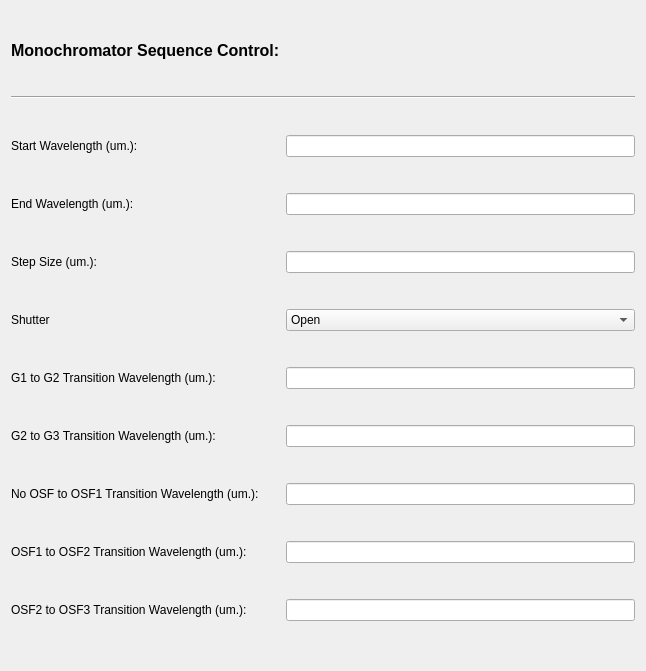
Qt form spherexlabtools/calibration/spectral/pylabgui/QTDesigner/cs260AutoDialog.ui (samcondon4/SPHEREx-lab-tools) before a commit.
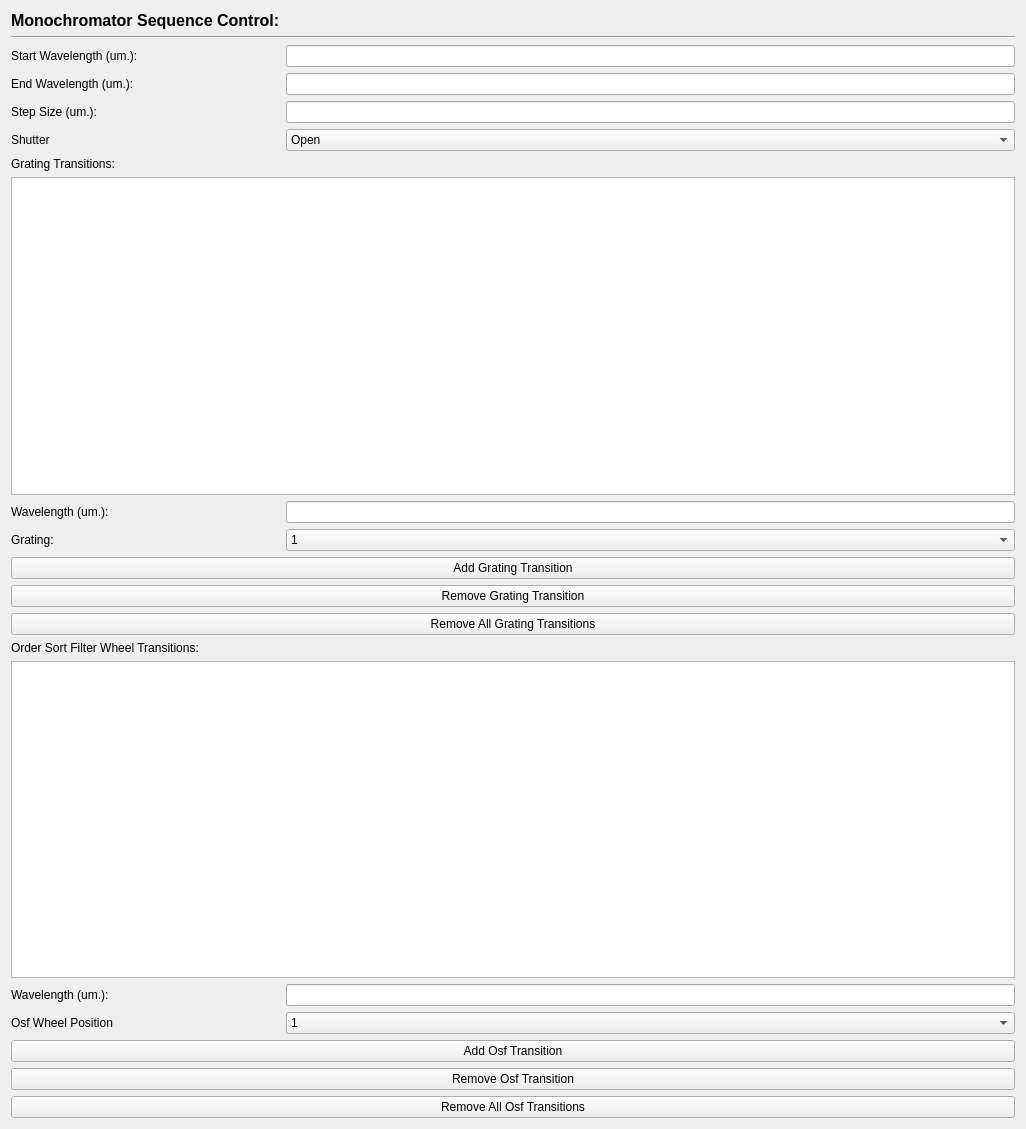
The same form after that commit.

Commit message: Updated cs260 auto dialog to use osf and grating transition interfaces similar to the lockin and ndf transition interfaces.

The edit to the form file:
```diff
--- a/spherexlabtools/calibration/spectral/pylabgui/QTDesigner/cs260AutoDialog.ui
+++ b/spherexlabtools/calibration/spectral/pylabgui/QTDesigner/cs260AutoDialog.ui
@@ -6,37 +6,61 @@
    <rect>
     <x>0</x>
     <y>0</y>
-    <width>646</width>
-    <height>671</height>
+    <width>1026</width>
+    <height>1129</height>
    </rect>
   </property>
   <property name="windowTitle">
    <string>Monochromator</string>
   </property>
   <layout class="QGridLayout" name="main_layout">
+   <item row="9" column="0">
+    <widget class="QLabel" name="label_2">
+     <property name="text">
+      <string>Grating:</string>
+     </property>
+    </widget>
+   </item>
+   <item row="2" column="1">
+    <widget class="QLineEdit" name="lineedit_list_SavedSequences_passive_Cs260StartWavelength"/>
+   </item>
+   <item row="5" column="0">
+    <widget class="QLabel" name="sequence_monochromator_shutter_label">
+     <property name="text">
+      <string>Shutter</string>
+     </property>
+    </widget>
+   </item>
+   <item row="4" column="0">
+    <widget class="QLabel" name="sequence_monochromator_stepsize_label">
+     <property name="sizePolicy">
+      <sizepolicy hsizetype="Preferred" vsizetype="Maximum">
+       <horstretch>0</horstretch>
+       <verstretch>0</verstretch>
+      </sizepolicy>
+     </property>
+     <property name="text">
+      <string>Step Size (um.): </string>
+     </property>
+    </widget>
+   </item>
    <item row="9" column="1">
-    <widget class="QLineEdit" name="lineedit_list_SavedSequences_passive_Cs260Osf1ToOsf2TransitionWavelength"/>
-   </item>
-   <item row="7" column="1">
-    <widget class="QLineEdit" name="lineedit_list_SavedSequences_passive_Cs260G2ToG3TransitionWavelength"/>
-   </item>
-   <item row="10" column="1">
-    <widget class="QLineEdit" name="lineedit_list_SavedSequences_passive_Cs260Osf2ToOsf3TransitionWavelength"/>
-   </item>
-   <item row="8" column="1">
-    <widget class="QLineEdit" name="lineedit_list_SavedSequences_passive_Cs260NoOsfToOsf1TransitionWavelength"/>
-   </item>
-   <item row="2" column="0">
-    <widget class="QLabel" name="sequence_monochromator_startwave_label">
-     <property name="sizePolicy">
-      <sizepolicy hsizetype="Preferred" vsizetype="Maximum">
-       <horstretch>0</horstretch>
-       <verstretch>0</verstretch>
-      </sizepolicy>
-     </property>
-     <property name="text">
-      <string>Start Wavelength (um.):</string>
-     </property>
+    <widget class="QComboBox" name="combobox_list_Cs260GratingTransitions_ItemDisplay_grating">
+     <item>
+      <property name="text">
+       <string>1</string>
+      </property>
+     </item>
+     <item>
+      <property name="text">
+       <string>2</string>
+      </property>
+     </item>
+     <item>
+      <property name="text">
+       <string>3</string>
+      </property>
+     </item>
     </widget>
    </item>
    <item row="0" column="0">
@@ -59,51 +83,22 @@
      </property>
     </widget>
    </item>
+   <item row="2" column="0">
+    <widget class="QLabel" name="sequence_monochromator_startwave_label">
+     <property name="sizePolicy">
+      <sizepolicy hsizetype="Preferred" vsizetype="Maximum">
+       <horstretch>0</horstretch>
+       <verstretch>0</verstretch>
+      </sizepolicy>
+     </property>
+     <property name="text">
+      <string>Start Wavelength (um.):</string>
+     </property>
+    </widget>
+   </item>
    <item row="3" column="1">
     <widget class="QLineEdit" name="lineedit_list_SavedSequences_passive_Cs260EndWavelength"/>
    </item>
-   <item row="3" column="0">
-    <widget class="QLabel" name="sequence_monochromator_endwave_label">
-     <property name="sizePolicy">
-      <sizepolicy hsizetype="Preferred" vsizetype="Maximum">
-       <horstretch>0</horstretch>
-       <verstretch>0</verstretch>
-      </sizepolicy>
-     </property>
-     <property name="text">
-      <string>End Wavelength (um.): </string>
-     </property>
-    </widget>
-   </item>
-   <item row="2" column="1">
-    <widget class="QLineEdit" name="lineedit_list_SavedSequences_passive_Cs260StartWavelength"/>
-   </item>
-   <item row="4" column="0">
-    <widget class="QLabel" name="sequence_monochromator_stepsize_label">
-     <property name="sizePolicy">
-      <sizepolicy hsizetype="Preferred" vsizetype="Maximum">
-       <horstretch>0</horstretch>
-       <verstretch>0</verstretch>
-      </sizepolicy>
-     </property>
-     <property name="text">
-      <string>Step Size (um.): </string>
-     </property>
-    </widget>
-   </item>
-   <item row="4" column="1">
-    <widget class="QLineEdit" name="lineedit_list_SavedSequences_passive_Cs260StepSize"/>
-   </item>
-   <item row="5" column="0">
-    <widget class="QLabel" name="sequence_monochromator_shutter_label">
-     <property name="text">
-      <string>Shutter</string>
-     </property>
-    </widget>
-   </item>
-   <item row="6" column="1">
-    <widget class="QLineEdit" name="lineedit_list_SavedSequences_passive_Cs260G1ToG2TransitionWavelength"/>
-   </item>
    <item row="5" column="1">
     <widget class="QComboBox" name="combobox_list_SavedSequences_passive_Cs260Shutter">
      <item>
@@ -118,19 +113,6 @@
      </item>
     </widget>
    </item>
-   <item row="6" column="0">
-    <widget class="QLabel" name="sequence_monochromator_g1g2_label">
-     <property name="sizePolicy">
-      <sizepolicy hsizetype="Preferred" vsizetype="Maximum">
-       <horstretch>0</horstretch>
-       <verstretch>0</verstretch>
-      </sizepolicy>
-     </property>
-     <property name="text">
-      <string>G1 to G2 Transition Wavelength (um.):</string>
-     </property>
-    </widget>
-   </item>
    <item row="1" column="0" colspan="2">
     <widget class="Line" name="line">
      <property name="orientation">
@@ -138,8 +120,8 @@
      </property>
     </widget>
    </item>
-   <item row="9" column="0">
-    <widget class="QLabel" name="sequence_monochromator_osf1osf2_label">
+   <item row="3" column="0">
+    <widget class="QLabel" name="sequence_monochromator_endwave_label">
      <property name="sizePolicy">
       <sizepolicy hsizetype="Preferred" vsizetype="Maximum">
        <horstretch>0</horstretch>
@@ -147,12 +129,25 @@
       </sizepolicy>
      </property>
      <property name="text">
-      <string>OSF1 to OSF2 Transition Wavelength (um.):</string>
+      <string>End Wavelength (um.): </string>
      </property>
     </widget>
    </item>
-   <item row="7" column="0">
-    <widget class="QLabel" name="sequence_monochromator_g2g3_label">
+   <item row="4" column="1">
+    <widget class="QLineEdit" name="lineedit_list_SavedSequences_passive_Cs260StepSize"/>
+   </item>
+   <item row="17" column="0" colspan="2">
+    <widget class="QPushButton" name="button_list_Cs260OsfTransitions_setter_AddCs260OsfTransition">
+     <property name="text">
+      <string>Add Osf Transition</string>
+     </property>
+    </widget>
+   </item>
+   <item row="7" column="0" colspan="2">
+    <widget class="QListWidget" name="list_listXlist_Cs260GratingTransitionsXSavedSequences_listXPassiveListAll_Cs260GratingTransitions"/>
+   </item>
+   <item row="6" column="0">
+    <widget class="QLabel" name="sequence_monochromator_gratingtransition_label">
      <property name="sizePolicy">
       <sizepolicy hsizetype="Preferred" vsizetype="Maximum">
        <horstretch>0</horstretch>
@@ -160,11 +155,11 @@
       </sizepolicy>
      </property>
      <property name="text">
-      <string>G2 to G3 Transition Wavelength (um.):</string>
+      <string>Grating Transitions:</string>
      </property>
     </widget>
    </item>
-   <item row="10" column="0">
+   <item row="13" column="0">
     <widget class="QLabel" name="sequence_monochromator_osf2osf3_label">
      <property name="sizePolicy">
       <sizepolicy hsizetype="Preferred" vsizetype="Maximum">
@@ -173,23 +168,109 @@
       </sizepolicy>
      </property>
      <property name="text">
-      <string>OSF2 to OSF3 Transition Wavelength (um.):</string>
+      <string>Order Sort Filter Wheel Transitions:</string>
      </property>
     </widget>
    </item>
+   <item row="18" column="0" colspan="2">
+    <widget class="QPushButton" name="button_list_Cs260OsfTransitions_remover_RemoveCs260OsfTransition">
+     <property name="text">
+      <string>Remove Osf Transition</string>
+     </property>
+    </widget>
+   </item>
+   <item row="11" column="0" colspan="2">
+    <widget class="QPushButton" name="button_list_Cs260GratingTransitions_remover_RemoveCs260GratingTransition">
+     <property name="text">
+      <string>Remove Grating Transition</string>
+     </property>
+    </widget>
+   </item>
+   <item row="14" column="0" colspan="2">
+    <widget class="QListWidget" name="list_listXlist_Cs260OsfTransitionsXSavedSequences_listXPassiveListAll_Cs260OsfTransitions"/>
+   </item>
    <item row="8" column="0">
-    <widget class="QLabel" name="sequence_monochromator_noosfosf1_label">
-     <property name="sizePolicy">
-      <sizepolicy hsizetype="Preferred" vsizetype="Maximum">
-       <horstretch>0</horstretch>
-       <verstretch>0</verstretch>
-      </sizepolicy>
+    <widget class="QLabel" name="label">
+     <property name="text">
+      <string>Wavelength (um.):</string>
      </property>
+    </widget>
+   </item>
+   <item row="8" column="1">
+    <widget class="QLineEdit" name="lineedit_list_Cs260GratingTransitions_ItemDisplay_wavelength"/>
+   </item>
+   <item row="12" column="0" colspan="2">
+    <widget class="QPushButton" name="button_list_Cs260GratingTransitions_RemoverOfAll_RemoveAllCs260Transitions">
      <property name="text">
-      <string>No OSF to OSF1 Transition Wavelength (um.):</string>
+      <string>Remove All Grating Transitions</string>
      </property>
     </widget>
    </item>
+   <item row="15" column="0">
+    <widget class="QLabel" name="label_3">
+     <property name="text">
+      <string>Wavelength (um.):</string>
+     </property>
+    </widget>
+   </item>
+   <item row="10" column="0" colspan="2">
+    <widget class="QPushButton" name="button_list_Cs260GratingTransitions_setter_AddCs260GratingTransition">
+     <property name="text">
+      <string>Add Grating Transition</string>
+     </property>
+    </widget>
+   </item>
+   <item row="19" column="0" colspan="2">
+    <widget class="QPushButton" name="button_list_Cs260OsfTransitions_RemoverOfAll_RemoveAllCs260Transitions">
+     <property name="text">
+      <string>Remove All Osf Transitions</string>
+     </property>
+    </widget>
+   </item>
+   <item row="16" column="0">
+    <widget class="QLabel" name="label_4">
+     <property name="text">
+      <string>Osf Wheel Position</string>
+     </property>
+    </widget>
+   </item>
+   <item row="15" column="1">
+    <widget class="QLineEdit" name="lineedit_list_Cs260OsfTransitions_ItemDisplay_wavelength"/>
+   </item>
+   <item row="16" column="1">
+    <widget class="QComboBox" name="combobox_list_Cs260OsfTransitions_ItemDisplay_osf">
+     <item>
+      <property name="text">
+       <string>1</string>
+      </property>
+     </item>
+     <item>
+      <property name="text">
+       <string>2</string>
+      </property>
+     </item>
+     <item>
+      <property name="text">
+       <string>3</string>
+      </property>
+     </item>
+     <item>
+      <property name="text">
+       <string>4</string>
+      </property>
+     </item>
+     <item>
+      <property name="text">
+       <string>5</string>
+      </property>
+     </item>
+     <item>
+      <property name="text">
+       <string>6</string>
+      </property>
+     </item>
+    </widget>
+   </item>
   </layout>
  </widget>
  <resources/>
```
The commit also changes 5 other files.
